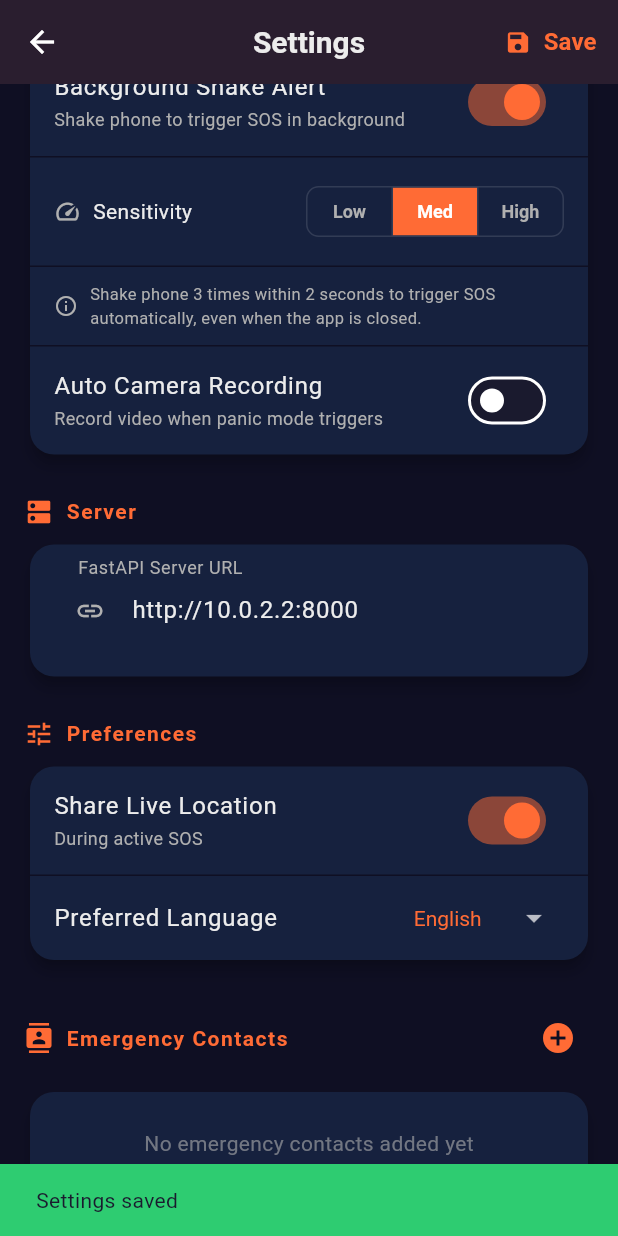
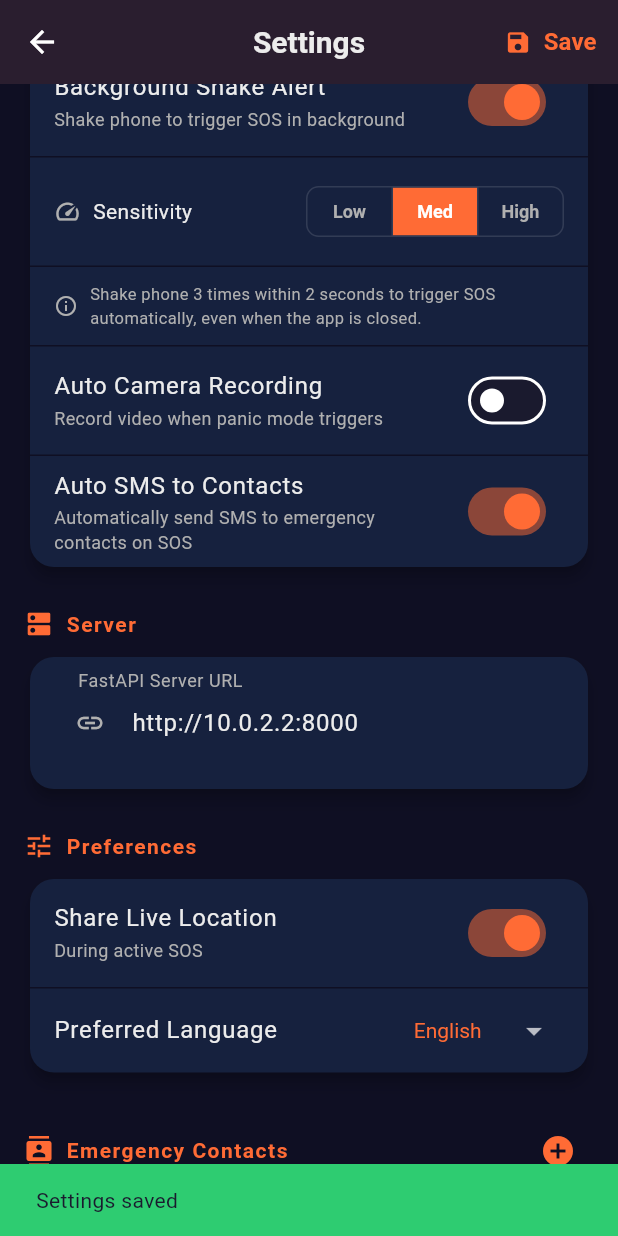
Before and after one commit to the-bhuvi/Codehathon-4.0-SOS-app, a Flutter app: the SettingsScreen screen opened directly, scrolled down 576 dp, after a tap on "Save", on a phone screen of 412 x 824 dp. Run offline on Flutter 3.47's test engine with Material 3 defaults, Android fonts, the phone set to English and light mode, and no system bars; our stand-ins replace camera, connectivity_plus, dio, flutter_animate, flutter_map, flutter_riverpod and 5 more; missing offline and left inert: record; accounts and stored records are empty.

Commit message:
feat: Establish foundational app structure with local storage, Supabase integration, and initial settings UI.

```diff
--- a/safe_alert/lib/screens/settings/settings_screen.dart
+++ b/safe_alert/lib/screens/settings/settings_screen.dart
@@ -29,6 +29,7 @@ class _SettingsScreenState extends ConsumerState<SettingsScreen> {
   String _language = 'English';
   bool _shakePanicEnabled = true;
   bool _autoRecordEnabled = false;
+  bool _autoSmsEnabled = true;
   String _shakeSensitivity = 'medium';
   bool _shakeServiceRunning = false;
 
@@ -65,6 +66,7 @@ class _SettingsScreenState extends ConsumerState<SettingsScreen> {
     _language = await storage.getLanguage();
     _shakePanicEnabled = await storage.getShakePanicEnabled();
     _autoRecordEnabled = await storage.getAutoRecordEnabled();
+    _autoSmsEnabled = await storage.getAutoSmsEnabled();
     _shakeSensitivity = await storage.getShakeSensitivity();
     _contacts = await storage.getContacts();
     _shakeServiceRunning = await ShakeBackgroundService.isRunning();
@@ -95,6 +97,7 @@ class _SettingsScreenState extends ConsumerState<SettingsScreen> {
     await storage.setLanguage(_language);
     await storage.setShakePanicEnabled(_shakePanicEnabled);
     await storage.setAutoRecordEnabled(_autoRecordEnabled);
+    await storage.setAutoSmsEnabled(_autoSmsEnabled);
     await storage.setShakeSensitivity(_shakeSensitivity);
 
     // Start or stop background shake service based on toggle
@@ -389,6 +392,16 @@ class _SettingsScreenState extends ConsumerState<SettingsScreen> {
                   activeColor: AppTheme.accentOrange,
                   onChanged: (val) => setState(() => _autoRecordEnabled = val),
                 ),
+                const Divider(height: 1, color: AppTheme.primaryDark),
+                SwitchListTile(
+                  title: const Text('Auto SMS to Contacts',
+                      style: TextStyle(color: AppTheme.textPrimary)),
+                  subtitle: const Text('Automatically send SMS to emergency contacts on SOS',
+                      style: TextStyle(color: AppTheme.textSecondary, fontSize: 12)),
+                  value: _autoSmsEnabled,
+                  activeColor: AppTheme.accentOrange,
+                  onChanged: (val) => setState(() => _autoSmsEnabled = val),
+                ),
               ],
             ),
           ),
--- a/safe_alert/lib/services/storage_service.dart
+++ b/safe_alert/lib/services/storage_service.dart
@@ -168,6 +168,16 @@ class StorageService {
     await prefs.setBool('auto_record_enabled', val);
   }
 
+  Future<bool> getAutoSmsEnabled() async {
+    final prefs = await _prefs;
+    return prefs.getBool('auto_sms_enabled') ?? true;
+  }
+
+  Future<void> setAutoSmsEnabled(bool val) async {
+    final prefs = await _prefs;
+    await prefs.setBool('auto_sms_enabled', val);
+  }
+
   // Offline Queue
   Future<List<Map<String, dynamic>>> getOfflineQueue() async {
     final prefs = await _prefs;
```
Also changed, not shown: safe_alert/lib/main.dart (+10 -1 lines), safe_alert/lib/providers/app_providers.dart (+5 -2 lines).
